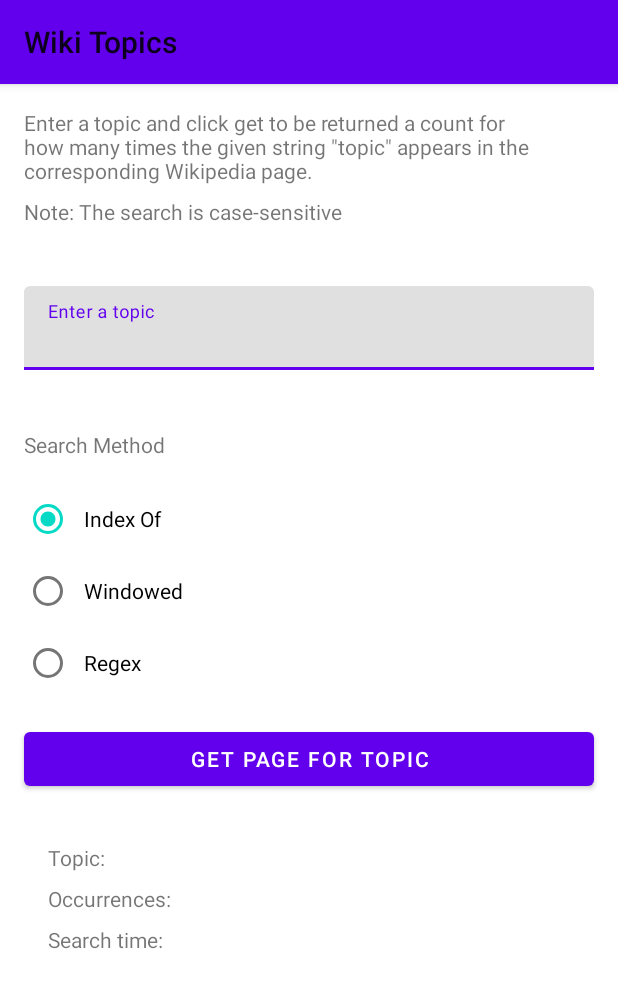
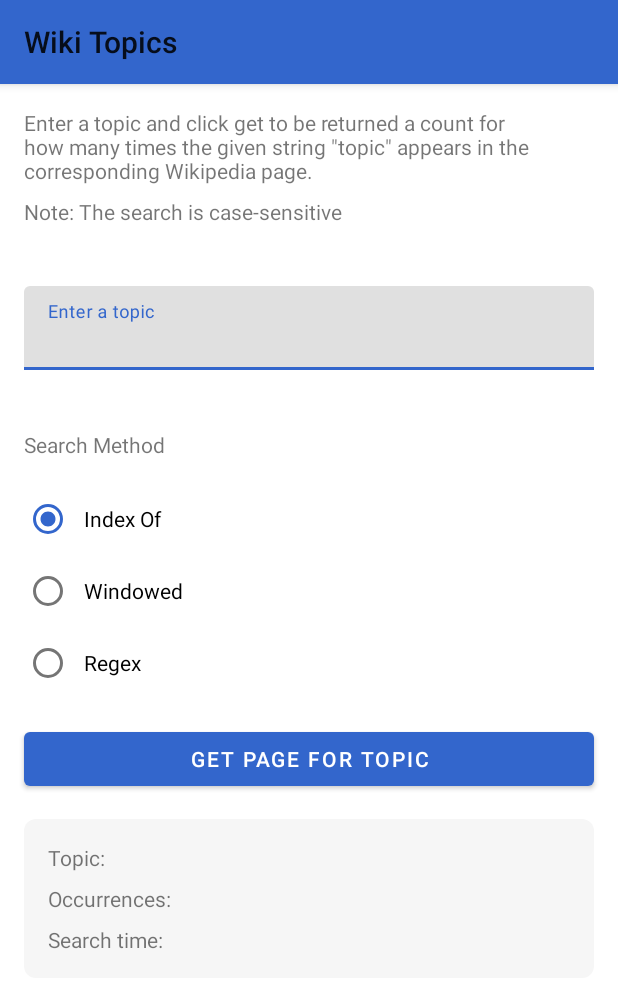
Before and after one commit to maxhvesser/wiki-topics-android, an Android app: the screen it shows after launch (HomeActivity), on a phone screen of 412 x 824 dp. Shown: the top 988 px of the screen. Run offline under Robolectric (Android 15) with nearby library versions, the phone set to English and light mode, and no system bars; our stand-ins replace Dagger/Hilt's generated code.

Commit message:
Adjusted colors to fit new branding

```diff
--- /dev/null
+++ b/app/src/main/res/drawable/background_results.xml
@@ -0,0 +1,11 @@
+<?xml version="1.0" encoding="utf-8"?>
+<shape
+    xmlns:android="http://schemas.android.com/apk/res/android"
+    android:shape="rectangle">
+    <!-- Background -->
+    <solid
+        android:color="@color/surface"/>
+    <!-- Radius -->
+    <corners
+        android:radius="@dimen/small"/>
+</shape>
--- a/app/src/main/res/layout/layout_results.xml
+++ b/app/src/main/res/layout/layout_results.xml
@@ -6,7 +6,8 @@
     xmlns:tools="http://schemas.android.com/tools"
     android:layout_width="match_parent"
     android:layout_height="wrap_content"
-    android:padding="@dimen/regular">
+    android:padding="@dimen/regular"
+    android:background="@drawable/background_results">
 
     <!-- Topic -->
     <TextView
--- a/app/src/main/res/values-night/themes.xml
+++ b/app/src/main/res/values-night/themes.xml
@@ -3,17 +3,19 @@
     <!-- Base application theme. -->
     <style name="Theme.WikiTopics" parent="Theme.MaterialComponents.DayNight.NoActionBar">
         <!-- Primary brand color. -->
-        <item name="colorPrimary">@color/purple_200</item>
-        <item name="colorPrimaryVariant">@color/purple_700</item>
+        <item name="colorPrimary">@color/mariner</item>
+        <item name="colorPrimaryVariant">@color/havelockBlue</item>
         <item name="colorOnPrimary">@color/black</item>
 
         <!-- Secondary brand color. -->
-        <item name="colorSecondary">@color/teal_200</item>
-        <item name="colorSecondaryVariant">@color/teal_200</item>
+        <item name="colorSecondary">@color/mariner</item>
+        <item name="colorSecondaryVariant">@color/havelockBlue</item>
         <item name="colorOnSecondary">@color/black</item>
 
         <!-- Status & navigation bar color. -->
         <item name="android:statusBarColor" tools:targetApi="l">?attr/colorPrimaryVariant</item>
+        <item name="android:navigationBarColor">@color/surface</item>
+        <item name="android:windowLightStatusBar">false</item>
     </style>
 
 </resources>
--- a/app/src/main/res/values/colors.xml
+++ b/app/src/main/res/values/colors.xml
@@ -1,10 +1,21 @@
 <?xml version="1.0" encoding="utf-8"?>
 <resources>
-    <color name="purple_200">#FFBB86FC</color>
-    <color name="purple_500">#FF6200EE</color>
-    <color name="purple_700">#FF3700B3</color>
-    <color name="teal_200">#FF03DAC5</color>
-    <color name="teal_700">#FF018786</color>
-    <color name="black">#FF000000</color>
-    <color name="white">#FFFFFFFF</color>
+
+    <!-- region General -->
+    <color name="black">#000000</color>
+    <color name="white">#FFFFFF</color>
+    <!-- endregion -->
+
+    <!-- region Branding -->
+    <color name="mariner">#3366CC</color>
+    <color name="havelockBlue">#5685E2</color>
+    <color name="wildSand">#F6F6F6</color>
+    <color name="codGray">#161616</color>
+    <!-- endregion -->
+
+    <!-- region Component -->
+    <color name="surface">@color/wildSand</color>
+    <color name="background">@color/white</color>
+    <!-- endregion -->
+
 </resources>
--- a/app/src/main/res/values/themes.xml
+++ b/app/src/main/res/values/themes.xml
@@ -3,17 +3,19 @@
     <!-- Base application theme. -->
     <style name="Theme.WikiTopics" parent="Theme.MaterialComponents.DayNight.NoActionBar">
         <!-- Primary brand color. -->
-        <item name="colorPrimary">@color/purple_500</item>
-        <item name="colorPrimaryVariant">@color/purple_700</item>
+        <item name="colorPrimary">@color/mariner</item>
+        <item name="colorPrimaryVariant">@color/havelockBlue</item>
         <item name="colorOnPrimary">@color/white</item>
 
         <!-- Secondary brand color. -->
-        <item name="colorSecondary">@color/teal_200</item>
-        <item name="colorSecondaryVariant">@color/teal_700</item>
+        <item name="colorSecondary">@color/mariner</item>
+        <item name="colorSecondaryVariant">@color/havelockBlue</item>
         <item name="colorOnSecondary">@color/black</item>
 
         <!-- Status & navigation bar color. -->
-        <item name="android:statusBarColor" tools:targetApi="l">?attr/colorPrimaryVariant</item>
+        <item name="android:statusBarColor" tools:targetApi="l">@color/surface</item>
+        <item name="android:navigationBarColor">@color/surface</item>
+        <item name="android:windowLightStatusBar">true</item>
     </style>
 
 </resources>
```
